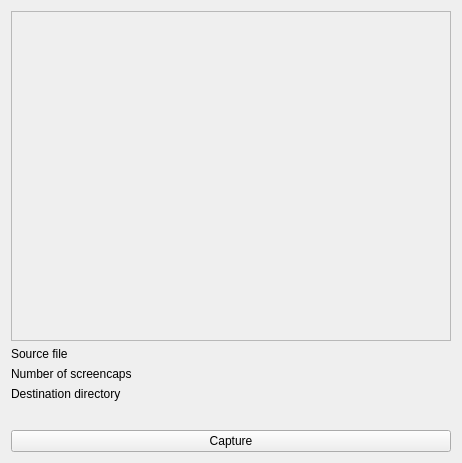
Before: the Qt Designer form ui/capturewidget.ui in lbeltrame/kde-vlc-snapper, drawn with Qt 5.
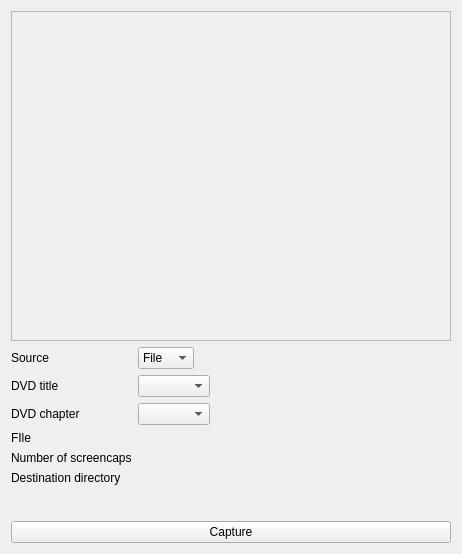
After: the same form once the commit is applied. Custom widgets are drawn as their Qt base class.

The edit to the form file:
```diff
--- a/ui/capturewidget.ui
+++ b/ui/capturewidget.ui
@@ -7,7 +7,7 @@
     <x>0</x>
     <y>0</y>
     <width>448</width>
-    <height>463</height>
+    <height>554</height>
    </rect>
   </property>
   <property name="windowTitle">
@@ -43,36 +43,77 @@
        <property name="fieldGrowthPolicy">
         <enum>QFormLayout::ExpandingFieldsGrow</enum>
        </property>
-       <item row="0" column="0">
+       <item row="6" column="0">
         <widget class="QLabel" name="sourceLabel">
          <property name="text">
-          <string>Source file</string>
+          <string>FIle</string>
          </property>
         </widget>
        </item>
-       <item row="0" column="1">
-        <widget class="KUrlRequester" name="sourceRequester"/>
-       </item>
-       <item row="2" column="0">
+       <item row="8" column="0">
         <widget class="QLabel" name="capsLabel">
          <property name="text">
           <string>Number of screencaps</string>
          </property>
         </widget>
        </item>
-       <item row="2" column="1">
+       <item row="8" column="1">
         <widget class="KIntNumInput" name="capsInput"/>
        </item>
-       <item row="4" column="0">
+       <item row="10" column="0">
         <widget class="QLabel" name="desintationLabel">
          <property name="text">
           <string>Destination directory</string>
          </property>
         </widget>
        </item>
-       <item row="4" column="1">
+       <item row="10" column="1">
         <widget class="KUrlRequester" name="destinationRequester"/>
        </item>
+       <item row="6" column="1">
+        <widget class="KUrlRequester" name="sourceRequester"/>
+       </item>
+       <item row="1" column="1">
+        <widget class="KComboBox" name="sourceComboBox">
+         <item>
+          <property name="text">
+           <string>File</string>
+          </property>
+         </item>
+         <item>
+          <property name="text">
+           <string>DVD</string>
+          </property>
+         </item>
+        </widget>
+       </item>
+       <item row="1" column="0">
+        <widget class="QLabel" name="label">
+         <property name="text">
+          <string>Source</string>
+         </property>
+        </widget>
+       </item>
+       <item row="4" column="1">
+        <widget class="KComboBox" name="chapterComboBox"/>
+       </item>
+       <item row="4" column="0">
+        <widget class="QLabel" name="label_2">
+         <property name="text">
+          <string>DVD chapter</string>
+         </property>
+        </widget>
+       </item>
+       <item row="2" column="0">
+        <widget class="QLabel" name="label_3">
+         <property name="text">
+          <string>DVD title</string>
+         </property>
+        </widget>
+       </item>
+       <item row="2" column="1">
+        <widget class="KComboBox" name="titleComboBox"/>
+       </item>
       </layout>
      </item>
      <item>
@@ -97,6 +138,11 @@
    <extends>QPushButton</extends>
    <header>kpushbutton.h</header>
   </customwidget>
+  <customwidget>
+   <class>KComboBox</class>
+   <extends>QComboBox</extends>
+   <header>kcombobox.h</header>
+  </customwidget>
   <customwidget>
    <class>KIntNumInput</class>
    <extends>QWidget</extends>
```
